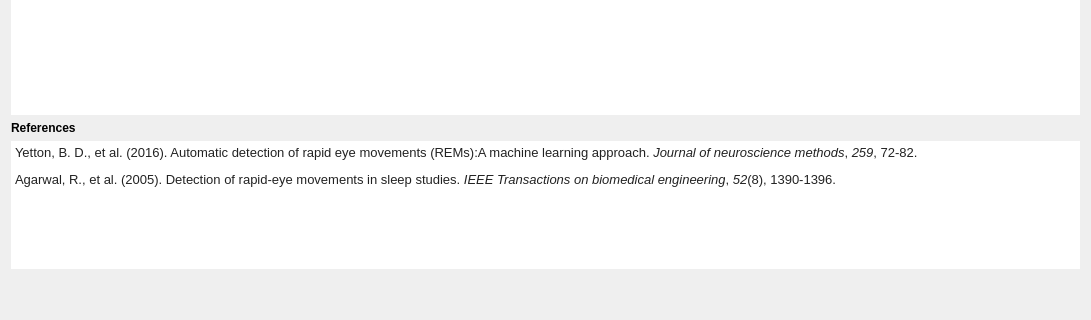
This is tools/RapidEyeMovementTools/REMsDetectorYASA/IntroStepYASA/Ui_IntroStepYASA.ui in mhazad99/Rapid-Eye-Movement as Qt 5 draws it before an edit; both pictures show x 0 to 1091 and y 586 to 906 of the 1091 by 906 pixel window. The edited form follows.
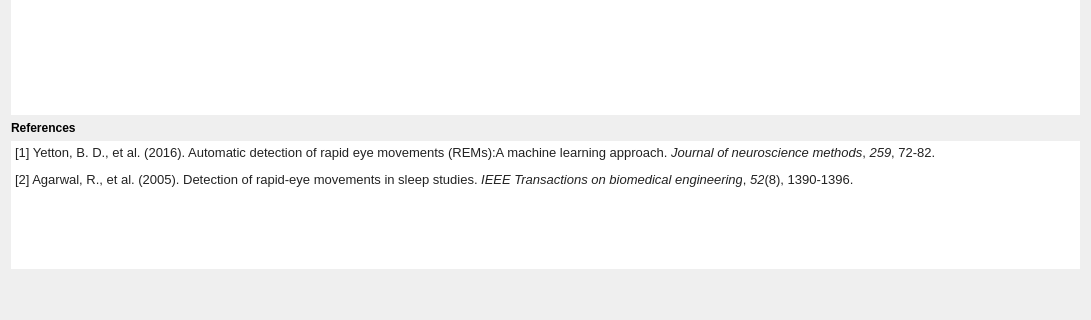
This is the edited form.

Patch:
```diff
--- a/tools/RapidEyeMovementTools/REMsDetectorYASA/IntroStepYASA/Ui_IntroStepYASA.ui
+++ b/tools/RapidEyeMovementTools/REMsDetectorYASA/IntroStepYASA/Ui_IntroStepYASA.ui
@@ -297,8 +297,8 @@
 &lt;html&gt;&lt;head&gt;&lt;meta name=&quot;qrichtext&quot; content=&quot;1&quot; /&gt;&lt;style type=&quot;text/css&quot;&gt;
 p, li { white-space: pre-wrap; }
 &lt;/style&gt;&lt;/head&gt;&lt;body style=&quot; font-family:'Roboto-Regular'; font-size:10pt; font-weight:400; font-style:normal;&quot;&gt;
-&lt;p style=&quot; margin-top:0px; margin-bottom:0px; margin-left:0px; margin-right:0px; -qt-block-indent:0; text-indent:0px;&quot;&gt;&lt;span style=&quot; font-family:'Arial','sans-serif'; color:#222222; background-color:#ffffff;&quot;&gt;Yetton, B. D., et al. (2016). Automatic detection of rapid eye movements (REMs):A machine learning approach. &lt;/span&gt;&lt;span style=&quot; font-family:'Arial','sans-serif'; font-style:italic; color:#222222; background-color:#ffffff;&quot;&gt;Journal of neuroscience methods&lt;/span&gt;&lt;span style=&quot; font-family:'Arial','sans-serif'; color:#222222; background-color:#ffffff;&quot;&gt;, &lt;/span&gt;&lt;span style=&quot; font-family:'Arial','sans-serif'; font-style:italic; color:#222222; background-color:#ffffff;&quot;&gt;259&lt;/span&gt;&lt;span style=&quot; font-family:'Arial','sans-serif'; color:#222222; background-color:#ffffff;&quot;&gt;, 72-82.&lt;/span&gt;&lt;/p&gt;
-&lt;p style=&quot; margin-top:12px; margin-bottom:12px; margin-left:0px; margin-right:0px; -qt-block-indent:0; text-indent:0px;&quot;&gt;&lt;span style=&quot; font-family:'Arial','sans-serif'; color:#222222; background-color:#ffffff;&quot;&gt;Agarwal, R., et al. (2005). Detection of rapid-eye movements in sleep studies. &lt;/span&gt;&lt;span style=&quot; font-family:'Arial','sans-serif'; font-style:italic; color:#222222; background-color:#ffffff;&quot;&gt;IEEE Transactions on biomedical engineering&lt;/span&gt;&lt;span style=&quot; font-family:'Arial','sans-serif'; color:#222222; background-color:#ffffff;&quot;&gt;, &lt;/span&gt;&lt;span style=&quot; font-family:'Arial','sans-serif'; font-style:italic; color:#222222; background-color:#ffffff;&quot;&gt;52&lt;/span&gt;&lt;span style=&quot; font-family:'Arial','sans-serif'; color:#222222; background-color:#ffffff;&quot;&gt;(8), 1390-1396.&lt;/span&gt;&lt;/p&gt;&lt;/body&gt;&lt;/html&gt;</string>
+&lt;p style=&quot; margin-top:0px; margin-bottom:0px; margin-left:0px; margin-right:0px; -qt-block-indent:0; text-indent:0px;&quot;&gt;&lt;span style=&quot; font-family:'Arial','sans-serif'; color:#222222; background-color:#ffffff;&quot;&gt;[1] Yetton, B. D., et al. (2016). Automatic detection of rapid eye movements (REMs):A machine learning approach. &lt;/span&gt;&lt;span style=&quot; font-family:'Arial','sans-serif'; font-style:italic; color:#222222; background-color:#ffffff;&quot;&gt;Journal of neuroscience methods&lt;/span&gt;&lt;span style=&quot; font-family:'Arial','sans-serif'; color:#222222; background-color:#ffffff;&quot;&gt;, &lt;/span&gt;&lt;span style=&quot; font-family:'Arial','sans-serif'; font-style:italic; color:#222222; background-color:#ffffff;&quot;&gt;259&lt;/span&gt;&lt;span style=&quot; font-family:'Arial','sans-serif'; color:#222222; background-color:#ffffff;&quot;&gt;, 72-82.&lt;/span&gt;&lt;/p&gt;
+&lt;p style=&quot; margin-top:12px; margin-bottom:12px; margin-left:0px; margin-right:0px; -qt-block-indent:0; text-indent:0px;&quot;&gt;&lt;span style=&quot; font-family:'Arial','sans-serif'; color:#222222; background-color:#ffffff;&quot;&gt;[2] Agarwal, R., et al. (2005). Detection of rapid-eye movements in sleep studies. &lt;/span&gt;&lt;span style=&quot; font-family:'Arial','sans-serif'; font-style:italic; color:#222222; background-color:#ffffff;&quot;&gt;IEEE Transactions on biomedical engineering&lt;/span&gt;&lt;span style=&quot; font-family:'Arial','sans-serif'; color:#222222; background-color:#ffffff;&quot;&gt;, &lt;/span&gt;&lt;span style=&quot; font-family:'Arial','sans-serif'; font-style:italic; color:#222222; background-color:#ffffff;&quot;&gt;52&lt;/span&gt;&lt;span style=&quot; font-family:'Arial','sans-serif'; color:#222222; background-color:#ffffff;&quot;&gt;(8), 1390-1396.&lt;/span&gt;&lt;/p&gt;&lt;/body&gt;&lt;/html&gt;</string>
          </property>
         </widget>
        </item>
```
